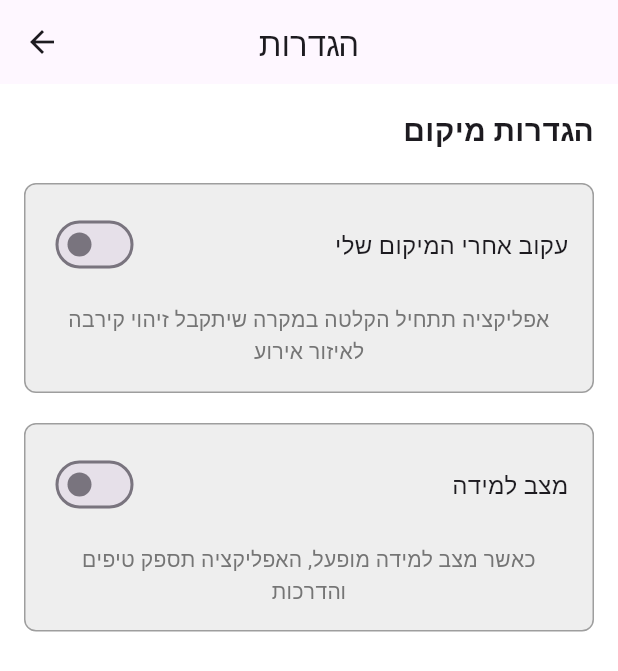
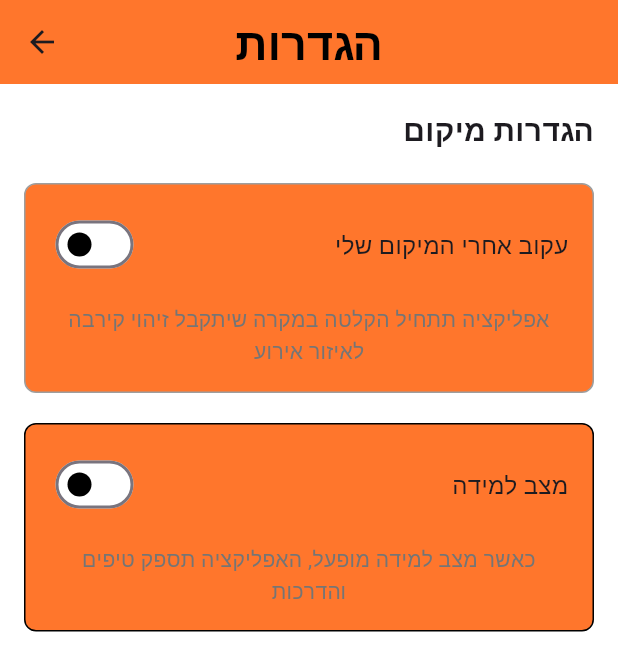
Before and after one commit to Meir-Crombie/ResQDoc-Hackthon, a Flutter app: the Settings screen opened by its route, on a phone screen of 412 x 824 dp. Shown: the top 671 px of the screen. Run offline on Flutter 3.47's test engine with Material 3 defaults, Android fonts, the phone set to English and light mode, and no system bars; our stand-ins replace just_audio; missing offline and left inert: record; Roboto replaces fonts that are missing (David).

Commit message:
styling the setting page

```diff
--- a/frontend/lib/pages/settings_page.dart
+++ b/frontend/lib/pages/settings_page.dart
@@ -15,8 +15,17 @@ class _SettingsState extends State<Settings> {
   Widget build(BuildContext context) {
     return Scaffold(
       appBar: AppBar(
-        title: Text('הגדרות'),
+        title: Text(
+          'הגדרות',
+          style: TextStyle(
+            fontSize: 30,
+            fontWeight: FontWeight.bold,
+            fontFamily: 'David',
+            color: const Color.fromARGB(255, 0, 0, 0),
+          ),
+        ),
         centerTitle: true, // מרכז את הכותרת
+        backgroundColor: Color.fromARGB(255, 255, 118, 44), // צבע הרקע
       ),
       body: Container(
         color: Colors.white, // צבע הרקע לבן
@@ -37,7 +46,7 @@ class _SettingsState extends State<Settings> {
             const SizedBox(height: 20), // מרווח אנכי
             Container(
               decoration: BoxDecoration(
-                color: Colors.grey[200], // רקע אפור בהיר
+                color: const Color.fromARGB(255, 255, 118, 44), // רקע אפור בהיר
                 borderRadius: BorderRadius.circular(8),
                 border: Border.all(color: Colors.grey), // גבול אפור
               ),
@@ -54,10 +63,20 @@ class _SettingsState extends State<Settings> {
                             _trackLocation = value; // עדכון מצב המעקב
                           });
                         },
+                        activeColor: Colors.black, // צבע רקע במצב פעיל
+                        inactiveTrackColor: Colors.white, // צבע רקע במצב כבוי
+                        thumbColor: MaterialStateProperty.resolveWith<Color>(
+                            (Set<MaterialState> states) {
+                          if (states.contains(MaterialState.selected)) {
+                            return Colors.white; // צבע העיגול הפנימי במצב פעיל
+                          }
+                          return Colors.black; // צבע העיגול הפנימי במצב כבוי
+                        }),
                       ),
                       Text(
                         'עקוב אחרי המיקום שלי',
                         style: TextStyle(fontSize: 16),
+                        textAlign: TextAlign.right,
                       ),
                     ],
                   ),
@@ -76,9 +95,11 @@ class _SettingsState extends State<Settings> {
             const SizedBox(height: 20), // מרווח אנכי
             Container(
               decoration: BoxDecoration(
-                color: Colors.grey[200], // רקע אפור בהיר
+                color: const Color.fromARGB(255, 255, 118, 44), // רקע בצבע חדש
                 borderRadius: BorderRadius.circular(8),
-                border: Border.all(color: Colors.grey), // גבול אפור
+                border: Border.all(
+                  color: const Color.fromARGB(255, 0, 0, 0), // גבול אפור
+                ),
               ),
               padding: const EdgeInsets.all(16.0),
               child: Column(
@@ -93,6 +114,15 @@ class _SettingsState extends State<Settings> {
                             _learningMode = value; // עדכון מצב למידה
                           });
                         },
+                        activeColor: Colors.black, // צבע רקע במצב פעיל
+                        inactiveTrackColor: Colors.white, // צבע רקע במצב כבוי
+                        thumbColor: MaterialStateProperty.resolveWith<Color>(
+                            (Set<MaterialState> states) {
+                          if (states.contains(MaterialState.selected)) {
+                            return Colors.white; // צבע העיגול הפנימי במצב פעיל
+                          }
+                          return Colors.black; // צבע העיגול הפנימי במצב כבוי
+                        }),
                       ),
                       Text(
                         'מצב למידה',
```
